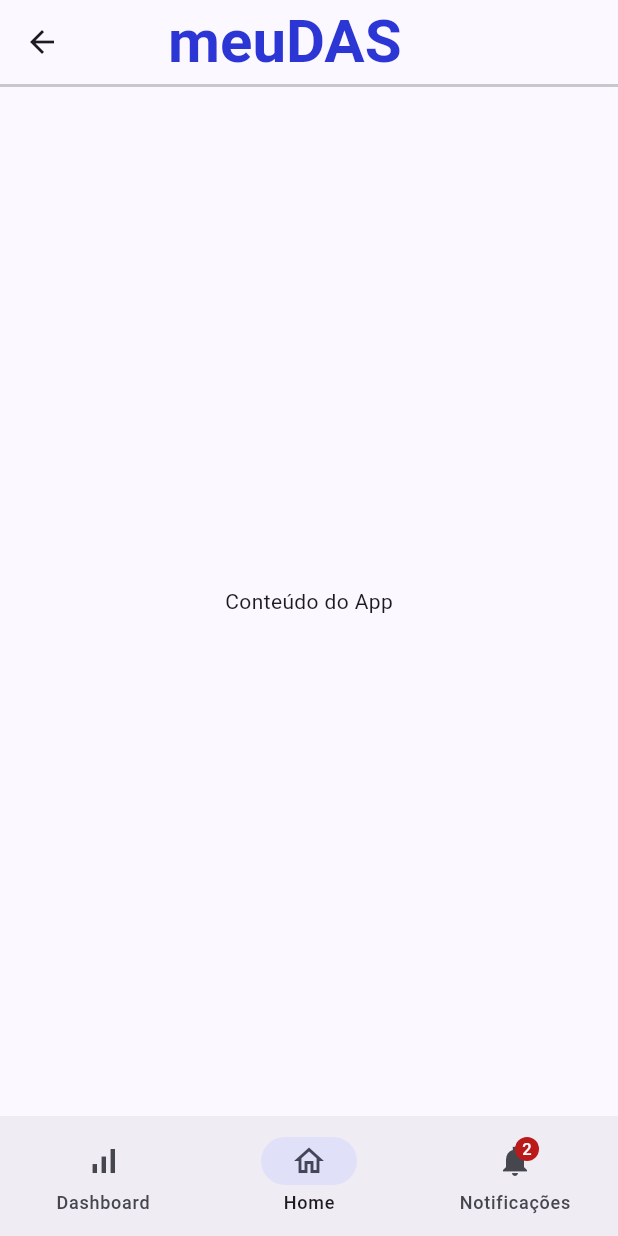
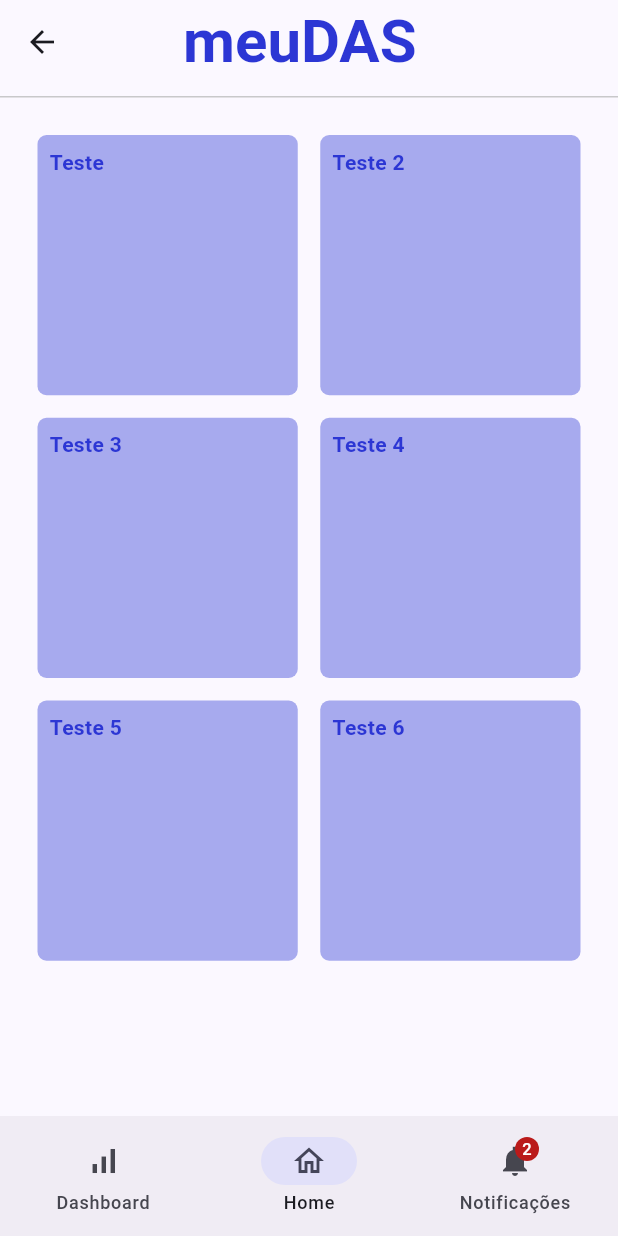
Before and after one commit to rafarcanjoatos/meu_das_flutter, a Flutter app: the screen it shows after launch, after a tap on "Entrar", on a phone screen of 412 x 824 dp. Run offline on Flutter 3.47's test engine with Material 3 defaults, Android fonts, the phone set to English and light mode, and no system bars; our stand-ins replace google_fonts; Roboto replaces fonts that are missing (Ubuntu).

Commit message:
Implementação da Página Home
Criado o componente de Item do Menu.

```diff
--- a/lib/pages/app/dashboard_page.dart
+++ b/lib/pages/app/dashboard_page.dart
@@ -1,6 +1,5 @@
 import 'package:flutter/material.dart';
-import 'package:meu_das_flutter/utils/app_strings.dart';
-import 'package:meu_das_flutter/widgets/bar/bottom_navigation_bar_widget.dart';
+import 'package:meu_das_flutter/widgets/page/generic_app_page_widget.dart';
 import 'package:meu_das_flutter/widgets/utils/text_widget.dart';
 
 class DasboardPage extends StatefulWidget {
@@ -13,29 +12,9 @@ class DasboardPage extends StatefulWidget {
 class _DasboardPageState extends State<DasboardPage> {
   @override
   Widget build(BuildContext context) {
-    return Scaffold(
-      appBar: AppBar(
-        title: Padding(
-          padding: const EdgeInsetsDirectional.only(start: 40),
-          child: TextWidget.logoSmall(
-            text: AppStrings.appName,
-          ),
-        ),
-      ),
-      body: Column(
-        children: [
-          Container(
-            height: 2.0,
-            color: const Color.fromARGB(255, 179, 179, 179).withOpacity(0.7),
-          ),
-          const Expanded(
-            child: Center(
-              child: Text('Conteúdo do Dashboard'),
-            ),
-          ),
-        ],
-      ),
-      bottomNavigationBar: BottomNavigationBarWidget(currentPageIndex: 0),
+    return GenericAppPageWidget(
+      body: TextWidget.description(text: "XYZ Company"),
+      pageIndex: 0,
     );
   }
 }
--- a/lib/pages/app/home_page.dart
+++ b/lib/pages/app/home_page.dart
@@ -1,6 +1,7 @@
 import 'package:flutter/material.dart';
-import 'package:meu_das_flutter/widgets/bar/app_bar_widget.dart';
-import 'package:meu_das_flutter/widgets/bar/bottom_navigation_bar_widget.dart';
+import 'package:meu_das_flutter/widgets/menu/grid_view_widget.dart';
+import 'package:meu_das_flutter/widgets/page/generic_app_page_widget.dart';
+import 'package:meu_das_flutter/widgets/utils/text_widget.dart';
 
 class HomePage extends StatefulWidget {
   HomePage({super.key});
@@ -12,22 +13,9 @@ class HomePage extends StatefulWidget {
 class _HomePageState extends State<HomePage> {
   @override
   Widget build(BuildContext context) {
-    return Scaffold(
-      appBar: const AppBarWidget(),
-      body: Column(
-        children: [
-          Container(
-            height: 2.0,
-            color: const Color.fromARGB(255, 179, 179, 179).withOpacity(0.7),
-          ),
-          const Expanded(
-            child: Center(
-              child: Text('Conteúdo do App'),
-            ),
-          ),
-        ],
-      ),
-      bottomNavigationBar: BottomNavigationBarWidget(currentPageIndex: 1),
+    return GenericAppPageWidget(
+      body: GridViewWidget(),
+      pageIndex: 1,
     );
   }
 }
--- a/lib/pages/app/notifications_page.dart
+++ b/lib/pages/app/notifications_page.dart
@@ -1,6 +1,5 @@
 import 'package:flutter/material.dart';
-import 'package:meu_das_flutter/utils/app_strings.dart';
-import 'package:meu_das_flutter/widgets/bar/bottom_navigation_bar_widget.dart';
+import 'package:meu_das_flutter/widgets/page/generic_app_page_widget.dart';
 import 'package:meu_das_flutter/widgets/utils/text_widget.dart';
 
 class NotificationsPage extends StatefulWidget {
@@ -13,29 +12,9 @@ class NotificationsPage extends StatefulWidget {
 class _NotificationsPageState extends State<NotificationsPage> {
   @override
   Widget build(BuildContext context) {
-    return Scaffold(
-      appBar: AppBar(
-        title: Padding(
-          padding: const EdgeInsetsDirectional.only(start: 40),
-          child: TextWidget.logoSmall(
-            text: AppStrings.appName,
-          ),
-        ),
-      ),
-      body: Column(
-        children: [
-          Container(
-            height: 2.0,
-            color: const Color.fromARGB(255, 179, 179, 179).withOpacity(0.7),
-          ),
-          const Expanded(
-            child: Center(
-              child: Text('Conteúdo das notificações'),
-            ),
-          ),
-        ],
-      ),
-      bottomNavigationBar: BottomNavigationBarWidget(currentPageIndex: 2),
+    return GenericAppPageWidget(
+      body: TextWidget.description(text: "XYZ Company"),
+      pageIndex: 2,
     );
   }
 }
--- a/lib/utils/app_colors.dart
+++ b/lib/utils/app_colors.dart
@@ -17,5 +17,6 @@ const _neutral = <int, Color>{
 
 abstract class AppColors {
   static const MaterialColor purple = MaterialColor(0xFF2C36D4, _neutral);
+  static const Color purpleLight = Color.fromARGB(103, 44, 55, 212);
   static const MaterialColor black = MaterialColor(0xFF000000, _neutral);
 }
--- a/lib/widgets/bar/app_bar_widget.dart
+++ b/lib/widgets/bar/app_bar_widget.dart
@@ -2,12 +2,11 @@ import 'package:flutter/material.dart';
 import 'package:meu_das_flutter/utils/app_strings.dart';
 import 'package:meu_das_flutter/widgets/utils/text_widget.dart';
 
-class AppBarWidget extends StatefulWidget implements PreferredSizeWidget  {
+class AppBarWidget extends StatefulWidget implements PreferredSizeWidget {
   @override
   final Size preferredSize;
 
-  const AppBarWidget({super.key})
-      : preferredSize = const Size.fromHeight(56.0);
+  const AppBarWidget({super.key}) : preferredSize = const Size.fromHeight(65.0);
 
   @override
   State<AppBarWidget> createState() => _AppBarWidgetState();
@@ -16,11 +15,21 @@ class AppBarWidget extends StatefulWidget implements PreferredSizeWidget  {
 class _AppBarWidgetState extends State<AppBarWidget> {
   @override
   Widget build(BuildContext context) {
-    return AppBar(
-      title: Padding(
-        padding: const EdgeInsetsDirectional.only(start: 40),
-        child: TextWidget.logoSmall(
-          text: AppStrings.appName,
+    return Container(
+      decoration: BoxDecoration(
+        border: Border(
+          bottom: BorderSide(
+            color: const Color.fromARGB(255, 179, 179, 179).withOpacity(0.7),
+            width: 1,
+          ),
+        ),
+      ),
+      child: AppBar(
+        title: Padding(
+          padding: const EdgeInsetsDirectional.only(start: 50),
+          child: TextWidget.logoSmall(
+            text: AppStrings.appName,
+          ),
         ),
       ),
     );
--- /dev/null
+++ b/lib/widgets/menu/grid_view_widget.dart
@@ -0,0 +1,30 @@
+import 'package:flutter/material.dart';
+import 'package:meu_das_flutter/utils/app_colors.dart';
+import 'package:meu_das_flutter/widgets/utils/item_menu_widget.dart';
+import 'package:meu_das_flutter/widgets/utils/text_widget.dart';
+
+class GridViewWidget extends StatefulWidget {
+  const GridViewWidget({super.key});
+
+  @override
+  State<GridViewWidget> createState() => _GridViewWidgetState();
+}
+
+class _GridViewWidgetState extends State<GridViewWidget> {
+  @override
+  Widget build(BuildContext context) {
+    return GridView.count(
+      crossAxisCount: 2,
+      crossAxisSpacing: 15,
+      mainAxisSpacing: 15,
+      children: const [
+        ItemMenuWidget(title: "Teste"),
+        ItemMenuWidget(title: "Teste 2"),
+        ItemMenuWidget(title: "Teste 3"),
+        ItemMenuWidget(title: "Teste 4"),
+        ItemMenuWidget(title: "Teste 5"),
+        ItemMenuWidget(title: "Teste 6"),
+      ],
+    );
+  }
+}
--- /dev/null
+++ b/lib/widgets/page/generic_app_page_widget.dart
@@ -0,0 +1,41 @@
+import 'package:flutter/material.dart';
+import 'package:meu_das_flutter/widgets/bar/app_bar_widget.dart';
+import 'package:meu_das_flutter/widgets/bar/bottom_navigation_bar_widget.dart';
+
+class GenericAppPageWidget extends StatefulWidget {
+  Widget body;
+  int pageIndex;
+  GenericAppPageWidget({
+    super.key,
+    required this.body,
+    required this.pageIndex,
+  });
+
+  @override
+  State<GenericAppPageWidget> createState() => _GenericAppPageWidgetState();
+}
+
+class _GenericAppPageWidgetState extends State<GenericAppPageWidget> {
+  @override
+  Widget build(BuildContext context) {
+    return Scaffold(
+      appBar: const AppBarWidget(),
+      body: Padding(
+        padding: const EdgeInsets.all(25.0),
+        child: Column(
+          children: [
+            SizedBox(
+              height: 650,
+              width: double.infinity,
+              child: Center(
+                child: widget.body,
+              ),
+            ),
+          ],
+        ),
+      ),
+      bottomNavigationBar:
+          BottomNavigationBarWidget(currentPageIndex: widget.pageIndex),
+    );
+  }
+}
--- /dev/null
+++ b/lib/widgets/utils/item_menu_widget.dart
@@ -0,0 +1,32 @@
+import 'package:flutter/material.dart';
+import 'package:meu_das_flutter/utils/app_colors.dart';
+import 'package:meu_das_flutter/widgets/utils/text_widget.dart';
+
+class ItemMenuWidget extends StatefulWidget {
+  final String title;
+  const ItemMenuWidget({
+    super.key,
+    required this.title,
+  });
+
+  @override
+  State<ItemMenuWidget> createState() => _ItemMenuWidgetState();
+}
+
+class _ItemMenuWidgetState extends State<ItemMenuWidget> {
+  @override
+  Widget build(BuildContext context) {
+    return Container(
+      decoration: const ShapeDecoration(
+        color: AppColors.purpleLight,
+        shape: RoundedRectangleBorder(
+          borderRadius: BorderRadius.all(
+            Radius.circular(6),
+          ),
+        ),
+      ),
+      padding: const EdgeInsets.all(8),
+      child: TextWidget.link(text: widget.title),
+    );
+  }
+}
```
